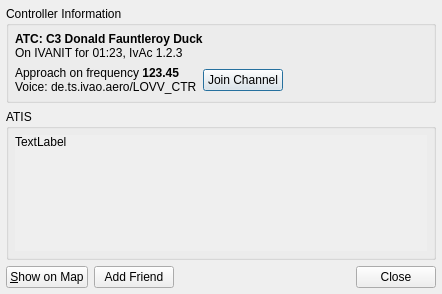
Before: the Qt Designer form QuteScoop/src/ControllerDetails.ui in qutescoop/qutescoop, drawn with Qt 5.
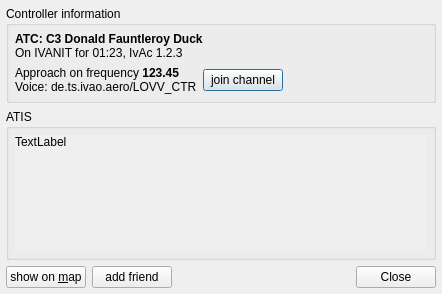
After: the same form once the commit is applied. Icons and pictures are not drawn.

```diff
--- a/QuteScoop/src/ControllerDetails.ui
+++ b/QuteScoop/src/ControllerDetails.ui
@@ -24,7 +24,7 @@
    <item>
     <widget class="QGroupBox" name="groupBox">
      <property name="title">
-      <string>Controller Information</string>
+      <string>Controller information</string>
      </property>
      <layout class="QVBoxLayout">
       <property name="margin">
@@ -55,7 +55,7 @@
         <item>
          <widget class="QPushButton" name="btnJoinChannel">
           <property name="text">
-           <string>Join Channel</string>
+           <string>join channel</string>
           </property>
           <property name="flat">
            <bool>false</bool>
@@ -138,7 +138,7 @@
      <item>
       <widget class="QPushButton" name="buttonShowOnMap">
        <property name="text">
-        <string>&amp;Show on Map</string>
+        <string>show on &amp;map</string>
        </property>
        <property name="shortcut">
         <string>S</string>
@@ -151,7 +151,7 @@
      <item>
       <widget class="QPushButton" name="buttonAddFriend">
        <property name="text">
-        <string>Add Friend</string>
+        <string>add friend</string>
        </property>
       </widget>
      </item>
```
Left out of the diff: 4 changed lines with no effect on the pictures.
